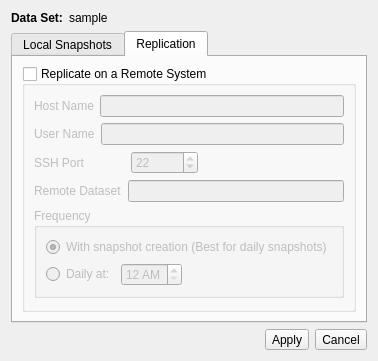
trueos/pcbsd, file src-qt4/life-preserver/lp-gui/LPConfig.ui: the form before one commit.
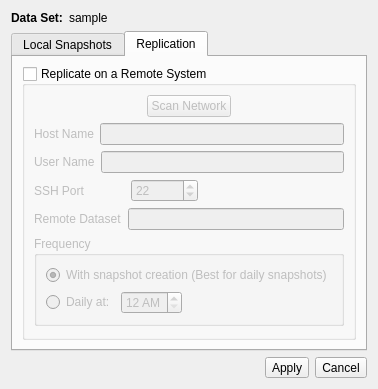
The form after the commit. The open tabs and pages were chosen to show the change. Icons and pictures are not drawn.

Commit message: Add the ability to scan the network for hosts with SSH availability (port 22) to the Configuration UI. If it works, I will add the same thing to the LPWizard.

What changed in the file:
```diff
--- a/src-qt4/life-preserver/lp-gui/LPConfig.ui
+++ b/src-qt4/life-preserver/lp-gui/LPConfig.ui
@@ -6,8 +6,8 @@
    <rect>
     <x>0</x>
     <y>0</y>
-    <width>374</width>
-    <height>327</height>
+    <width>372</width>
+    <height>353</height>
    </rect>
   </property>
   <property name="windowTitle">
@@ -175,6 +175,47 @@
           <bool>false</bool>
          </property>
          <layout class="QVBoxLayout" name="verticalLayout_3">
+          <item>
+           <layout class="QHBoxLayout" name="horizontalLayout_9">
+            <item>
+             <spacer name="horizontalSpacer_5">
+              <property name="orientation">
+               <enum>Qt::Horizontal</enum>
+              </property>
+              <property name="sizeHint" stdset="0">
+               <size>
+                <width>40</width>
+                <height>20</height>
+               </size>
+              </property>
+             </spacer>
+            </item>
+            <item>
+             <widget class="QPushButton" name="push_scanNetwork">
+              <property name="text">
+               <string>Scan Network</string>
+              </property>
+              <property name="icon">
+               <iconset resource="lPreserve.qrc">
+                <normaloff>:/images/network-wired.png</normaloff>:/images/network-wired.png</iconset>
+              </property>
+             </widget>
+            </item>
+            <item>
+             <spacer name="horizontalSpacer_4">
+              <property name="orientation">
+               <enum>Qt::Horizontal</enum>
+              </property>
+              <property name="sizeHint" stdset="0">
+               <size>
+                <width>40</width>
+                <height>20</height>
+               </size>
+              </property>
+             </spacer>
+            </item>
+           </layout>
+          </item>
           <item>
            <layout class="QHBoxLayout" name="horizontalLayout_8">
             <item>
```
Left out of the diff: 2 changed lines with no effect on the pictures. The commit also changes 4 other files.
